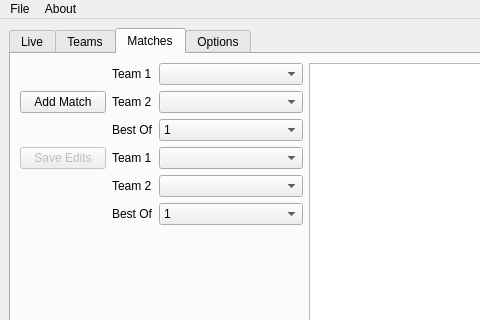
First picture: the form in static/form.ui, repository chhopsky/updatethestream, before the edit; both pictures show x 0 to 480 and y 0 to 320 of the 1108 by 617 pixel window.
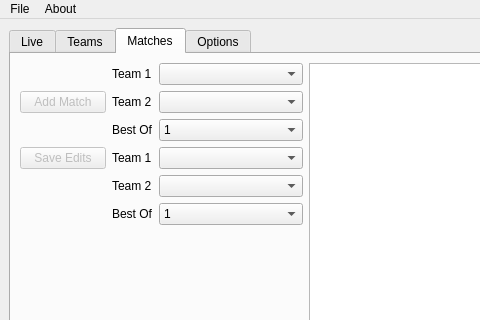
Second picture: the form after the edit. Icons and pictures are not drawn.

Commit message: Added match, team button responsiveness

```diff
--- a/static/form.ui
+++ b/static/form.ui
@@ -569,6 +569,9 @@
        <layout class="QGridLayout" name="gridLayout_6">
         <item row="0" column="0">
          <widget class="QPushButton" name="add_match_button">
+         <property name="enabled">
+          <bool>false</bool>
+         </property>
           <property name="text">
            <string>Add Match</string>
           </property>
```
Left out of the diff: 3 changed lines with no effect on the pictures. The commit also changes 1 other file.
